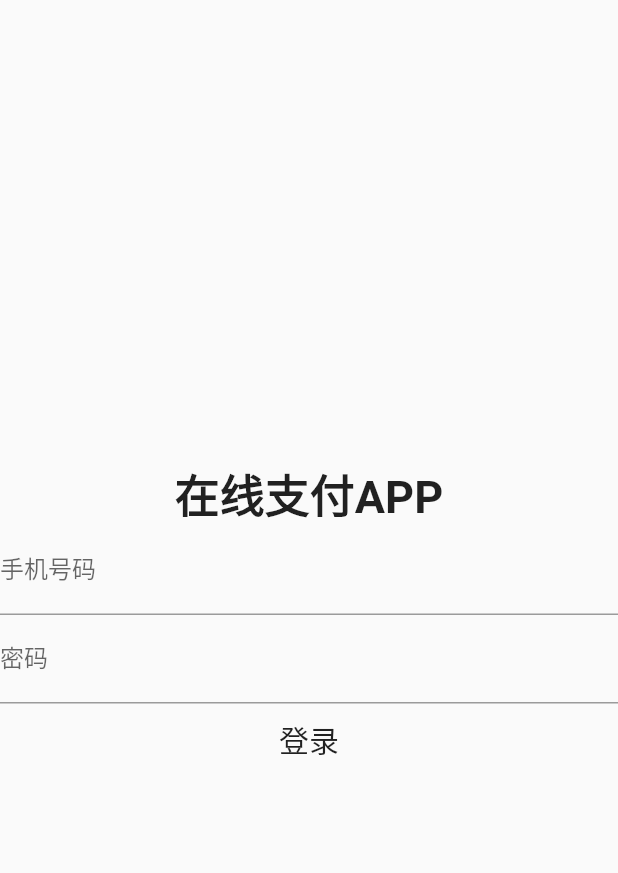
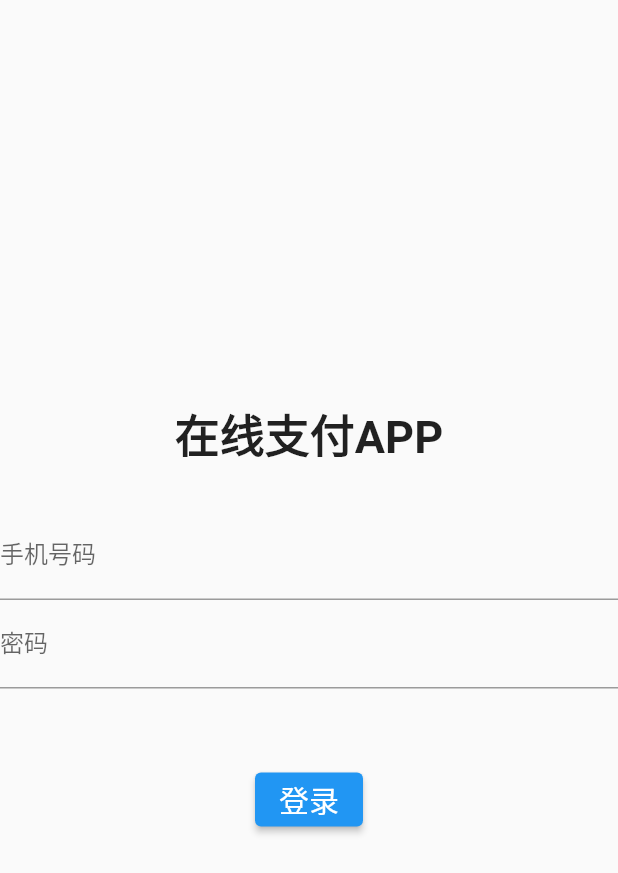
Before and after one commit to exhyy/online_payment_app, a Flutter app: the screen it shows after launch, after a tap on "登录", on a phone screen of 412 x 824 dp. Shown: the top 873 px of the screen. Run offline on Flutter 3.47's test engine with Material 2 defaults, Android fonts, the phone set to English and light mode, and no system bars; our stand-ins replace dio, fluttertoast; network calls fail.

Commit message:
登录界面添加了提示信息和页面跳转

```diff
--- a/lib/main.dart
+++ b/lib/main.dart
@@ -1,9 +1,11 @@
 import 'package:flutter/material.dart';
 import 'package:online_payment_app/pages/home.dart';
 import 'package:online_payment_app/pages/login.dart';
+import 'package:fluttertoast/fluttertoast.dart';
 
 void main() {
   runApp(MaterialApp(
+    builder: FToastBuilder(),
     debugShowCheckedModeBanner: false,
     initialRoute: '/login',
     routes: {
--- a/lib/pages/login.dart
+++ b/lib/pages/login.dart
@@ -1,6 +1,8 @@
 import 'package:flutter/material.dart';
 import 'package:dio/dio.dart';
 import 'package:online_payment_app/env/env.dart';
+import 'package:fluttertoast/fluttertoast.dart';
+import 'package:online_payment_app/pages/home.dart';
 
 class Login extends StatefulWidget {
   const Login({super.key});
@@ -14,6 +16,53 @@ class _LoginState extends State<Login> {
   TextEditingController passwordController = TextEditingController();
 
   final dio = Dio();
+  late FToast fToast;
+
+  @override
+  void initState() {
+    super.initState();
+    fToast = FToast();
+    fToast.init(context);
+  }
+
+  _showToast(bool success) {
+    Color color = Colors.greenAccent;
+    Icon icon = const Icon(Icons.check);
+    Text text = const Text('登录成功');
+    if (success == false) {
+      color = Colors.redAccent;
+    }
+    if (success == false) {
+      icon = const Icon(Icons.close);
+    }
+    if (success == false) {
+      text = const Text('手机号码或密码错误');
+    }
+
+    Widget toast = Container(
+      padding: const EdgeInsets.symmetric(horizontal: 24.0, vertical: 12.0),
+      decoration: BoxDecoration(
+        borderRadius: BorderRadius.circular(25.0),
+        color: color,
+      ),
+      child: Row(
+        mainAxisSize: MainAxisSize.min,
+        children: [
+          icon,
+          const SizedBox(
+            width: 12.0,
+          ),
+          text,
+        ],
+      ),
+    );
+
+    fToast.showToast(
+      child: toast,
+      gravity: ToastGravity.BOTTOM,
+      toastDuration: const Duration(seconds: 2),
+    );
+  }
 
   void configureDio() {
     dio.options.baseUrl = Env.baseUrl;
@@ -21,12 +70,18 @@ class _LoginState extends State<Login> {
     dio.options.receiveTimeout = const Duration(seconds: 3);
   }
 
-  void login() async {
+  Future<void> login() async {
     Response response = await dio.post('/user/authenticate', data: {
       'mobileNumber': mobileNumberController.text,
       'password': passwordController.text
     });
-    print(response.data.toString());
+    if (response.data.toString() == 'pass' && mounted) {
+      _showToast(true);
+      // 跳转到Home并且不允许返回
+      Navigator.of(context).pushAndRemoveUntil(MaterialPageRoute(builder: (context) => const Home()), (route) => false);
+    } else {
+      _showToast(false);
+    }
   }
 
   @override
@@ -38,7 +93,7 @@ class _LoginState extends State<Login> {
         mainAxisAlignment: MainAxisAlignment.center,
         crossAxisAlignment: CrossAxisAlignment.center,
         children: [
-          Center(
+          const Center(
             child: Text(
               '在线支付APP',
               style: TextStyle(
@@ -47,6 +102,7 @@ class _LoginState extends State<Login> {
               ),
             ),
           ),
+          const SizedBox(height: 30),
           TextField(
             controller: mobileNumberController,
             cursorHeight: 30,
@@ -61,14 +117,15 @@ class _LoginState extends State<Login> {
               labelText: '密码',
             ),
           ),
-          MaterialButton(
-            child: Text(
+          const SizedBox(height: 50),
+          ElevatedButton(
+            onPressed: login,
+            child: const Text(
               '登录',
               style: TextStyle(
                 fontSize: 20,
               ),
             ),
-            onPressed: login,
           ),
         ],
       ),
--- a/pubspec.yaml
+++ b/pubspec.yaml
@@ -37,6 +37,7 @@ dependencies:
   cupertino_icons: ^1.0.2
   dio: ^5.1.1
   envied: ^0.3.0
+  fluttertoast: ^8.2.1
 
 dev_dependencies:
   flutter_test:
```
Also changed, not shown: pubspec.lock.
